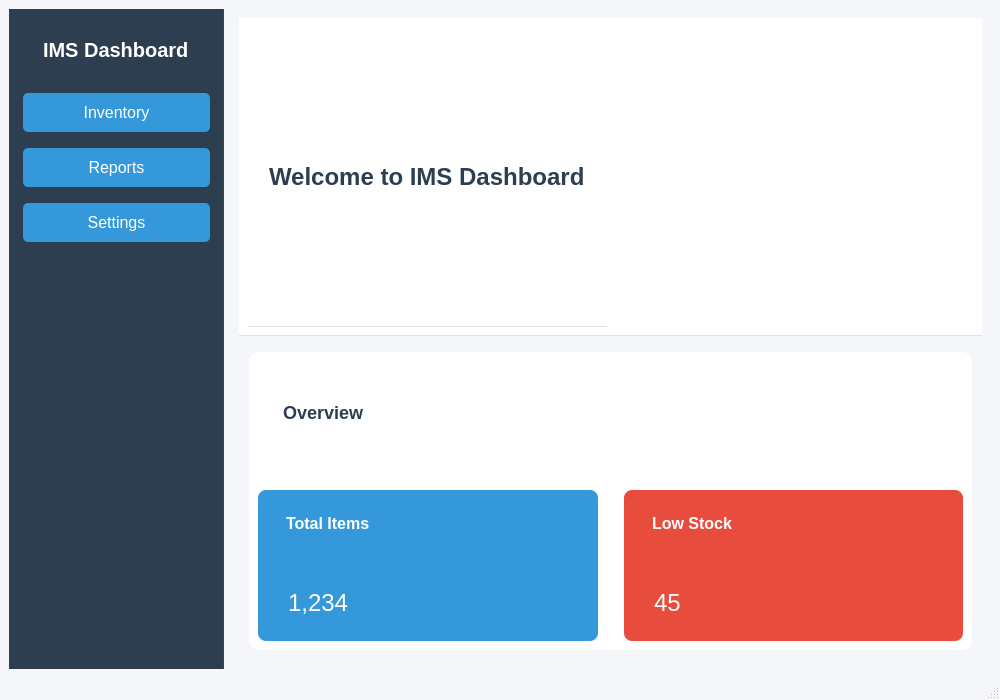
Qt form views/dashboardwindow/dashboardwindow.ui (sharmabibash/CPP-Project-IMS) before a commit.
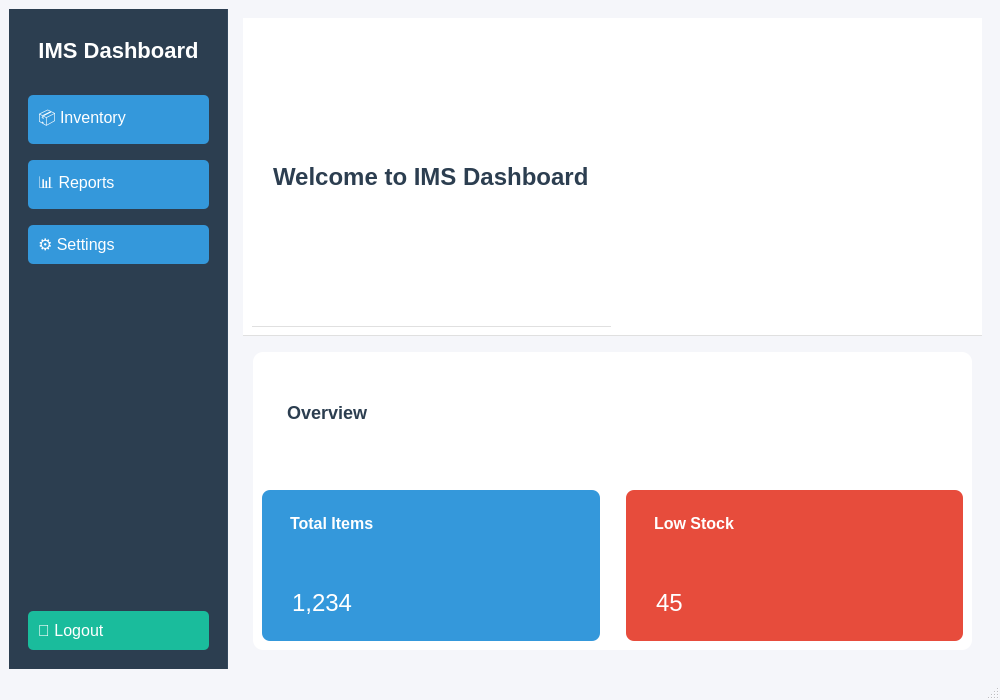
The same form after that commit.

Diff of the .ui file:
```diff
--- a/views/dashboardwindow/dashboardwindow.ui
+++ b/views/dashboardwindow/dashboardwindow.ui
@@ -35,9 +35,10 @@
             background-color: #3498db;
             border: none;
             padding: 10px;
-            margin: 5px;
+            margin: 5px 10px;
             border-radius: 5px;
             font-size: 16px;
+            text-align: left;
         }
         QPushButton:hover {
             background-color: #2980b9;
@@ -50,12 +51,16 @@
          <property name="text">
           <string>IMS Dashboard</string>
          </property>
+         <property name="alignment">
+          <set>Qt::AlignCenter</set>
+         </property>
          <property name="styleSheet">
           <string notr="true">
            color: white;
-           font-size: 20px;
+           font-size: 22px;
            font-weight: bold;
            padding: 20px;
+           border-bottom: 1px solid #34495e;
           </string>
          </property>
         </widget>
@@ -63,21 +68,21 @@
        <item>
         <widget class="QPushButton" name="inventoryButton">
          <property name="text">
-          <string>Inventory</string>
+          <string>📦 Inventory</string>
          </property>
         </widget>
        </item>
        <item>
         <widget class="QPushButton" name="reportsButton">
          <property name="text">
-          <string>Reports</string>
+          <string>📊 Reports</string>
          </property>
         </widget>
        </item>
        <item>
         <widget class="QPushButton" name="settingsButton">
          <property name="text">
-          <string>Settings</string>
+          <string>⚙️ Settings</string>
          </property>
         </widget>
        </item>
@@ -89,11 +94,33 @@
          <property name="sizeHint" stdset="0">
           <size>
            <width>20</width>
-           <height>40</height>
+           <height>100</height>
           </size>
          </property>
         </spacer>
        </item>
+       <item>
+        <widget class="QPushButton" name="loginButton">
+         <property name="text">
+          <string>🔐 Logout</string>
+         </property>
+         <property name="styleSheet">
+          <string notr="true">
+           QPushButton {
+               background-color: #1abc9c;
+               color: white;
+               font-size: 16px;
+               padding: 10px;
+               border-radius: 5px;
+               margin: 10px;
+           }
+           QPushButton:hover {
+               background-color: #16a085;
+           }
+          </string>
+         </property>
+        </widget>
+       </item>
       </layout>
      </widget>
     </item>
```
Left out of the diff: 11 changed lines with no effect on the pictures.
